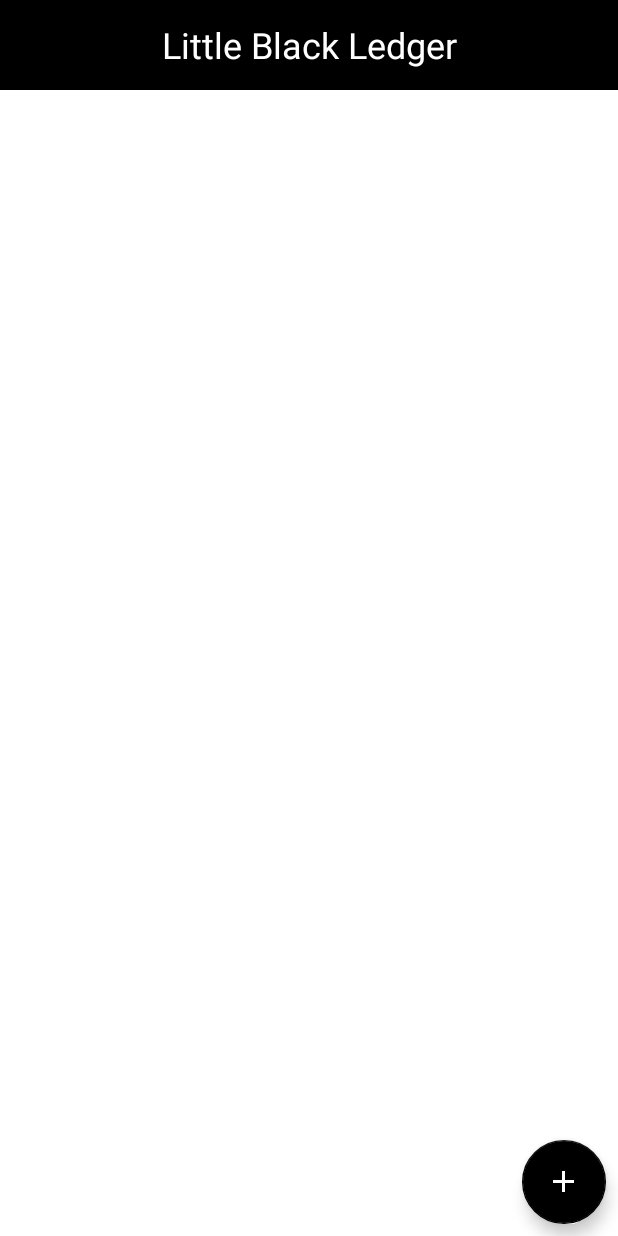
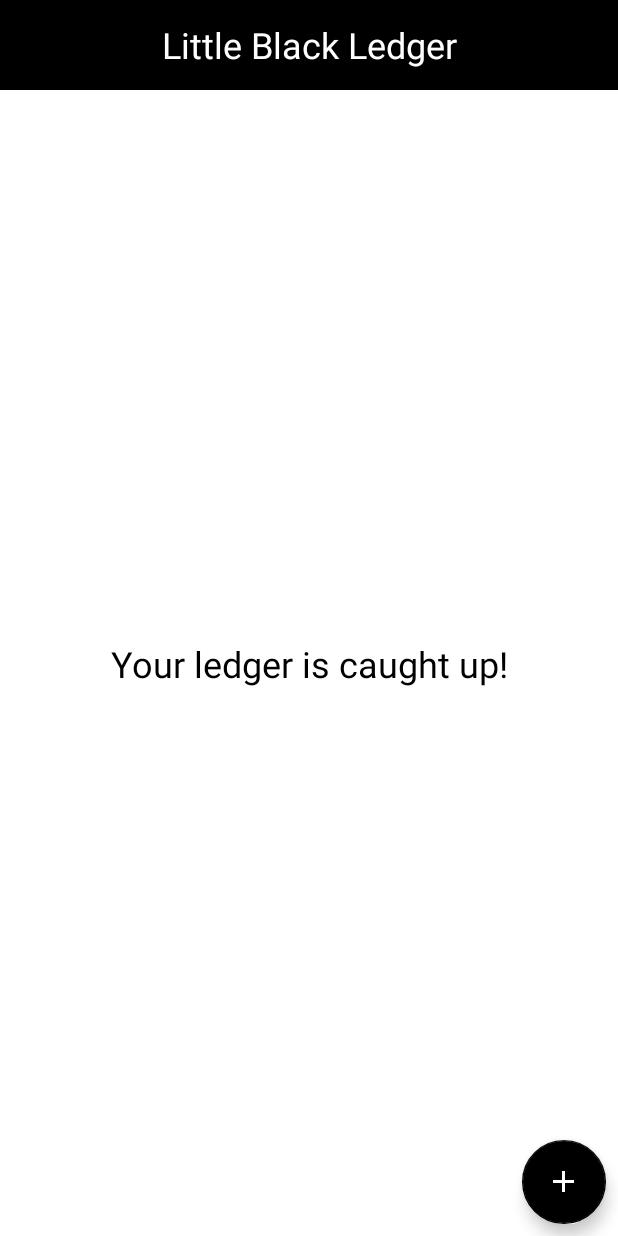
Before and after one commit to BackpackMedia/Ledger-App, an Android app: the screen it shows after launch (MainActivity), on a phone screen of 412 x 824 dp. Run offline under Robolectric (Android 15) with nearby library versions, the phone set to English and light mode, and no system bars.

Commit message:
ui to updated standards

```diff
--- a/Ledger/app/src/main/AndroidManifest.xml
+++ b/Ledger/app/src/main/AndroidManifest.xml
@@ -17,12 +17,6 @@
                 <category android:name="android.intent.category.LAUNCHER" />
             </intent-filter>
         </activity>
-        <activity
-            android:name=".AddPayee">
-            <intent-filter>
-                <action android:name="android.intent.action.MAIN" />
-            </intent-filter>
-        </activity>
     </application>
 
 </manifest>
--- a/Ledger/app/src/main/java/keheira/h/ledger/MainActivity.kt
+++ b/Ledger/app/src/main/java/keheira/h/ledger/MainActivity.kt
@@ -1,58 +1,12 @@
 package keheira.h.ledger
 
-import android.app.Activity
-import android.content.Intent
 import android.os.Bundle
-import android.support.v7.app.AppCompatActivity
-import android.view.View
-import android.widget.AdapterView
-import android.widget.ListView
+import androidx.appcompat.app.AppCompatActivity
 
-import java.util.ArrayList
-
-class MainActivity : Activity() {
-    private var listView: ListView? = null
-    private var log: ArrayList<Payee>? = null
-    private var adapter: ListAdapter? = null
-    private var db: DatabaseHandler? = null
+class MainActivity : AppCompatActivity(){
 
     override fun onCreate(savedInstanceState: Bundle?) {
         super.onCreate(savedInstanceState)
         setContentView(R.layout.activity_main)
-
-        listView = findViewById<View>(R.id.listView) as ListView
-        db = DatabaseHandler.getInstance(this)
-        getInfo()
-    }
-
-    private fun deletePerson() {
-        listView!!.onItemLongClickListener = AdapterView.OnItemLongClickListener { parent, view, position, id ->
-            db!!.deletePerson(log!![position])
-            log!!.removeAt(position)
-            adapter!!.notifyDataSetChanged()
-            true
-        }
-    }
-
-    fun addPerson(view: View) {
-        val i = Intent(this@MainActivity, AddPayee::class.java)
-        startActivity(i)
-    }
-
-    private fun getInfo() {
-        log = db!!.people
-        if (log!!.size != 0) {
-            //list adapter
-            adapter = ListAdapter(this, log!!)
-            listView!!.adapter = adapter
-            deletePerson()
-        }
-    }
-
-    public override fun onResume() {
-        super.onResume()
-        getInfo()
-        if(adapter != null)
-            adapter!!.notifyDataSetChanged()
     }
 }
--- /dev/null
+++ b/Ledger/app/src/main/java/keheira/h/ledger/PayeeListFragment.kt
@@ -0,0 +1,73 @@
+package keheira.h.ledger
+
+import android.os.Bundle
+import android.view.LayoutInflater
+import android.view.View
+import android.view.ViewGroup
+import androidx.fragment.app.Fragment
+import androidx.navigation.fragment.findNavController
+import androidx.recyclerview.widget.LinearLayoutManager
+import keheira.h.ledger.databinding.PayeeListBinding
+import java.util.*
+
+class PayeeListFragment : Fragment() {
+    private lateinit var binding: PayeeListBinding
+    private var log: ArrayList<Payee>? = null
+    private var adapter: ListAdapter? = null
+    private var db: DatabaseHandler? = null
+
+    interface RefreshAdapterListener {
+        fun refreshAdapter()
+    }
+
+    override fun onCreateView(inflater: LayoutInflater, container: ViewGroup?, savedInstanceState: Bundle?): View? {
+        binding = PayeeListBinding.inflate(
+                inflater,
+                container,
+                false
+        )
+        return binding.root
+    }
+
+    override fun onViewCreated(view: View, savedInstanceState: Bundle?) {
+        db = DatabaseHandler.getInstance(context)
+        binding.addPayeeBtn.setOnClickListener {
+            findNavController().navigate(R.id.navigate_to_addPayee)
+        }
+    }
+
+    private fun deletePerson() {
+//        binding.payeeListview.onItemLongClickListener = AdapterView.OnItemLongClickListener { parent, view, position, id ->
+//            db!!.deletePerson(log!![position])
+//            log!!.removeAt(position)
+//            adapter!!.notifyDataSetChanged()
+//            true
+//        }
+    }
+
+    private fun getInfo() {
+        log = db!!.people
+        if (log!!.size == 0){
+            binding.emptyListText.visibility = View.VISIBLE
+            binding.payeeListview.visibility = View.GONE
+        }else {
+            binding.emptyListText.visibility = View.GONE
+            binding.payeeListview.visibility = View.VISIBLE
+            //list adapter
+            adapter = ListAdapter(log!!)
+            binding.payeeListview.adapter = adapter
+            binding.payeeListview.layoutManager = LinearLayoutManager(context)
+        }
+    }
+
+    fun refreshAdapter() {
+        adapter!!.notifyDataSetChanged()
+    }
+
+    override fun onResume() {
+        super.onResume()
+        getInfo()
+        if(adapter != null)
+            refreshAdapter()
+    }
+}
--- a/Ledger/app/src/main/res/layout/activity_main.xml
+++ b/Ledger/app/src/main/res/layout/activity_main.xml
@@ -1,5 +1,5 @@
 <?xml version="1.0" encoding="utf-8"?>
-<android.support.constraint.ConstraintLayout xmlns:android="http://schemas.android.com/apk/res/android"
+<androidx.constraintlayout.widget.ConstraintLayout xmlns:android="http://schemas.android.com/apk/res/android"
     xmlns:app="http://schemas.android.com/apk/res-auto"
     xmlns:tools="http://schemas.android.com/tools"
     android:id="@+id/linearLayout2"
@@ -8,7 +8,7 @@
     android:background="@android:color/white"
     tools:context="keheira.h.ledger.MainActivity">
 
-    <android.support.v7.widget.Toolbar
+    <androidx.appcompat.widget.Toolbar
         android:id="@+id/toolbar"
         android:layout_width="0dp"
         android:layout_height="60dp"
@@ -29,30 +29,23 @@
             android:textColor="@android:color/white"
             android:textSize="24sp"
             tools:layout_editor_absoluteY="21dp" />
-    </android.support.v7.widget.Toolbar>
+    </androidx.appcompat.widget.Toolbar>
 
-    <ListView
-        android:id="@+id/listView"
+    <FrameLayout
+        android:layout_height="0dp"
         android:layout_width="match_parent"
-        android:layout_height="0dp"
-        android:layout_marginTop="10dp"
-        android:divider="@android:color/black"
-        android:dividerHeight=".5dp"
-        app:layout_constraintBottom_toBottomOf="parent"
-        app:layout_constraintTop_toBottomOf="@+id/toolbar" />
+        app:layout_constraintEnd_toEndOf="parent"
+        app:layout_constraintStart_toStartOf="parent"
+        app:layout_constraintTop_toBottomOf="@id/toolbar"
+        app:layout_constraintBottom_toBottomOf="parent">
 
-    <android.support.design.widget.FloatingActionButton
-        android:id="@+id/floatingActionButton"
-        android:layout_width="wrap_content"
-        android:layout_height="wrap_content"
-        android:layout_marginEnd="8dp"
-        android:layout_marginBottom="8dp"
-        android:clickable="true"
-        android:onClick="addPerson"
-        android:src="@drawable/ic_plus_white_24dp"
-        app:backgroundTint="@android:color/black"
-        app:layout_constraintBottom_toBottomOf="parent"
-        app:layout_constraintEnd_toEndOf="parent"
-        android:focusable="true" />
+    <fragment
+        android:id="@+id/main_content"
+        android:name="androidx.navigation.fragment.NavHostFragment"
+        app:navGraph="@navigation/main_graph"
+        app:defaultNavHost="true"
+        android:layout_width="match_parent"
+        android:layout_height="match_parent" />
+    </FrameLayout>
 
-</android.support.constraint.ConstraintLayout>
+</androidx.constraintlayout.widget.ConstraintLayout>
--- /dev/null
+++ b/Ledger/app/src/main/res/layout/payee_list.xml
@@ -0,0 +1,44 @@
+<?xml version="1.0" encoding="utf-8"?>
+<androidx.constraintlayout.widget.ConstraintLayout
+    xmlns:android="http://schemas.android.com/apk/res/android"
+    android:layout_width="match_parent"
+    android:layout_height="match_parent"
+    xmlns:app="http://schemas.android.com/apk/res-auto">
+
+    <androidx.recyclerview.widget.RecyclerView
+        android:id="@+id/payee_listview"
+        android:layout_width="match_parent"
+        android:layout_height="match_parent"
+        app:layout_constraintTop_toTopOf="parent"
+        app:layout_constraintStart_toStartOf="parent"
+        app:layout_constraintEnd_toEndOf="parent"
+        app:layout_constraintBottom_toBottomOf="parent"
+        android:visibility="gone"/>
+
+    <TextView
+        android:id="@+id/empty_list_text"
+        android:layout_width="match_parent"
+        android:layout_height="wrap_content"
+        android:text="@string/empty_list"
+        android:textAlignment="center"
+        android:textColor="@android:color/black"
+        android:textSize="24sp"
+        app:layout_constraintTop_toTopOf="parent"
+        app:layout_constraintStart_toStartOf="parent"
+        app:layout_constraintEnd_toEndOf="parent"
+        app:layout_constraintBottom_toBottomOf="parent"/>
+
+    <com.google.android.material.floatingactionbutton.FloatingActionButton
+        android:id="@+id/add_payee_btn"
+        android:layout_width="wrap_content"
+        android:layout_height="wrap_content"
+        android:layout_marginEnd="8dp"
+        android:layout_marginBottom="8dp"
+        android:clickable="true"
+        android:src="@drawable/ic_plus_white_24dp"
+        app:backgroundTint="@android:color/black"
+        app:layout_constraintBottom_toBottomOf="parent"
+        app:layout_constraintEnd_toEndOf="parent"
+        android:focusable="true" />
+
+</androidx.constraintlayout.widget.ConstraintLayout>
--- /dev/null
+++ b/Ledger/app/src/main/res/navigation/main_graph.xml
@@ -0,0 +1,24 @@
+<?xml version="1.0" encoding="utf-8"?>
+<navigation
+    xmlns:android="http://schemas.android.com/apk/res/android"
+    xmlns:app="http://schemas.android.com/apk/res-auto"
+    android:id="@+id/main_graph"
+    app:startDestination="@id/payeeListFragment">
+
+    <fragment
+        android:id="@+id/payeeListFragment"
+        android:name="keheira.h.ledger.PayeeListFragment"
+        android:label="PayeeListFragment" >
+        <action
+            android:id="@+id/navigate_to_addPayee"
+            app:destination="@id/addPayee" />
+    </fragment>
+    <fragment
+        android:id="@+id/addPayee"
+        android:name="keheira.h.ledger.AddPayee"
+        android:label="AddPayee" >
+        <action
+            android:id="@+id/save_payee"
+            app:popUpTo="@id/payeeListFragment"/>
+    </fragment>
+</navigation>
--- a/Ledger/app/src/main/res/values/strings.xml
+++ b/Ledger/app/src/main/res/values/strings.xml
@@ -1,4 +1,7 @@
 <resources>
     <string name="app_name">Little Black Ledger</string>
     <string name="add">Add</string>
+    <string name="payee_name">Tester</string>
+    <string name="payee_amount">Test amount</string>
+    <string name="empty_list">Your ledger is caught up!</string>
 </resources>
--- a/Ledger/build.gradle
+++ b/Ledger/build.gradle
@@ -1,14 +1,13 @@
 // Top-level build file where you can add configuration options common to all sub-projects/modules.
 
 buildscript {
-    ext.kotlin_version = '1.2.61'
     repositories {
         jcenter()
         google()
     }
     dependencies {
-        classpath 'com.android.tools.build:gradle:3.2.1'
-        classpath "org.jetbrains.kotlin:kotlin-gradle-plugin:$kotlin_version"
+        classpath 'com.android.tools.build:gradle:4.0.0'
+        classpath "org.jetbrains.kotlin:kotlin-gradle-plugin:1.3.72"
 
         // NOTE: Do not place your application dependencies here; they belong
         // in the individual module build.gradle files
--- a/Ledger/gradle.properties
+++ b/Ledger/gradle.properties
@@ -9,6 +9,8 @@
 
 # Specifies the JVM arguments used for the daemon process.
 # The setting is particularly useful for tweaking memory settings.
+android.enableJetifier=true
+android.useAndroidX=true
 org.gradle.jvmargs=-Xmx1536m
 
 # When configured, Gradle will run in incubating parallel mode.
```
Also changed, not shown: Ledger/app/build.gradle (+14 -6 lines), Ledger/app/src/main/java/keheira/h/ledger/AddPayee.kt (+28 -30 lines), Ledger/app/src/main/java/keheira/h/ledger/DeleteDialogFragment.kt (added, +23 -0 lines), Ledger/app/src/main/java/keheira/h/ledger/ListAdapter.kt (+16 -16 lines), Ledger/app/src/main/res/layout/ledger_items.xml (deleted, +0 -37 lines), Ledger/app/src/main/res/layout/new_payee.xml (+6 -29 lines), Ledger/app/src/main/res/layout/payee_item.xml (added, +49 -0 lines), Ledger/gradle/wrapper/gradle-wrapper.properties, 1 other file.
